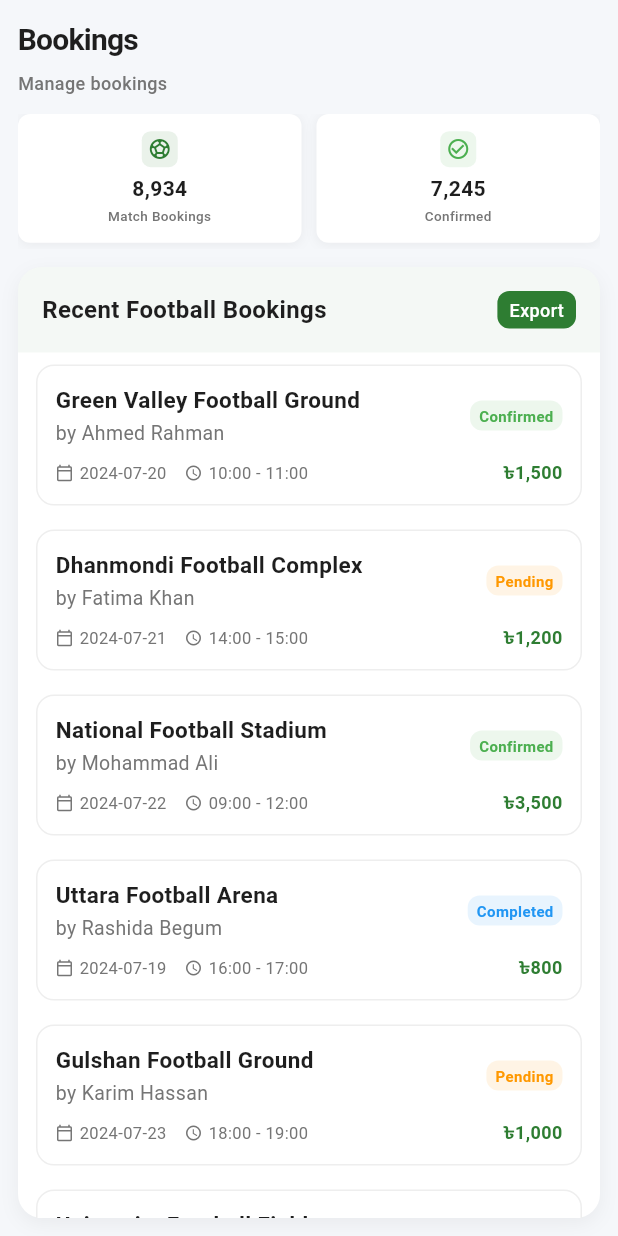
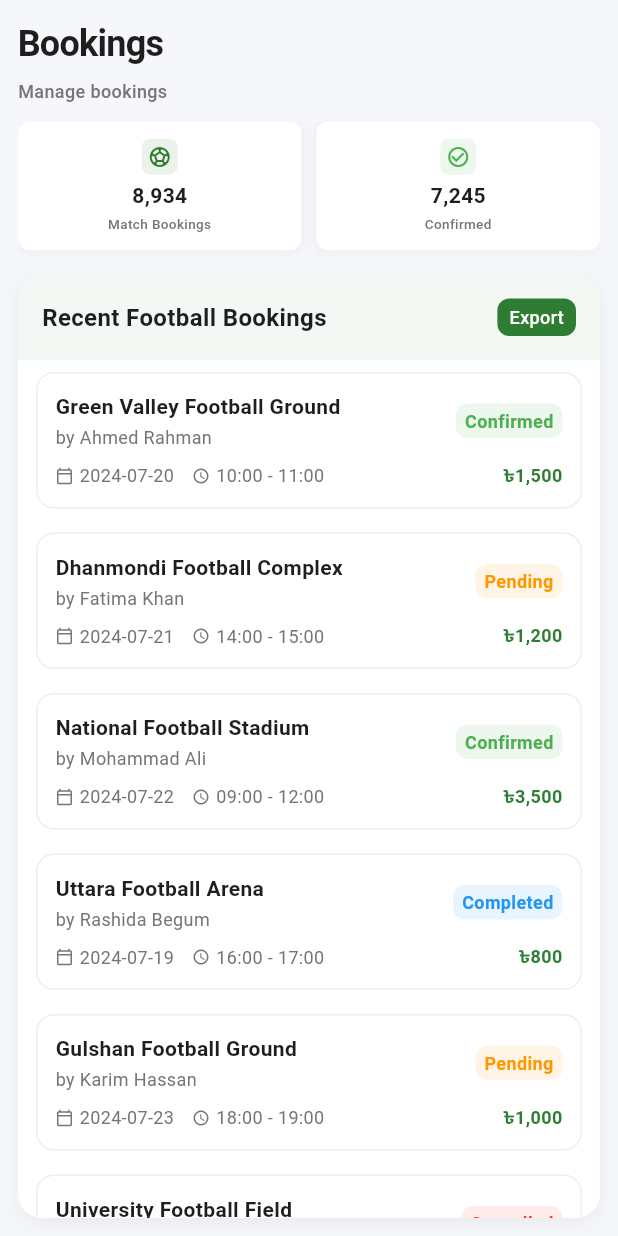
Before and after one commit to sabbir5959/VenueVista, a Flutter app: the AdminBookingsPage widget shown alone on an empty page, opened directly, on a phone screen of 412 x 824 dp. Run offline on Flutter 3.47's test engine with Material 3 defaults, Android fonts, the phone set to English and light mode, and no system bars.

Commit message:
update the fonts for ADMIN section

```diff
--- a/lib/admin/screens/admin_dashboard.dart
+++ b/lib/admin/screens/admin_dashboard.dart
@@ -203,7 +203,7 @@
                                           isSelected
                                               ? FontWeight.w600
                                               : FontWeight.w500,
-                                      fontSize: 15,
+                                      fontSize: 14,
                                     ),
                                   ),
                                 ],
@@ -260,7 +260,7 @@
                               style: TextStyle(
                                 color: Colors.red,
                                 fontWeight: FontWeight.w600,
-                                fontSize: 15,
+                                fontSize: 14,
                               ),
                             ),
                           ],
--- a/lib/admin/screens/bookings_page.dart
+++ b/lib/admin/screens/bookings_page.dart
@@ -19,7 +19,7 @@
             Text(
               isMobile ? 'Bookings' : 'Bookings Management',
               style: TextStyle(
-                fontSize: isMobile ? 20 : 32,
+                fontSize: isMobile ? 24 : 32,
                 fontWeight: FontWeight.w700,
                 color: AppColors.textPrimary,
                 letterSpacing: -0.5,
@@ -250,7 +250,7 @@
                             Text(
                               booking['venue'],
                               style: TextStyle(
-                                fontSize: 15,
+                                fontSize: 14,
                                 fontWeight: FontWeight.w600,
                                 color: AppColors.textPrimary,
                               ),
@@ -261,7 +261,7 @@
                             Text(
                               'by ${booking['user']}',
                               style: TextStyle(
-                                fontSize: 13,
+                                fontSize: 12,
                                 color: AppColors.textSecondary,
                               ),
                               overflow: TextOverflow.ellipsis,
@@ -285,7 +285,7 @@
                         child: Text(
                           booking['status'],
                           style: TextStyle(
-                            fontSize: 10,
+                            fontSize: 12,
                             fontWeight: FontWeight.w600,
                             color: _getBookingStatusColor(booking['status']),
                           ),
@@ -306,7 +306,7 @@
                       Text(
                         booking['date'],
                         style: TextStyle(
-                          fontSize: 11,
+                          fontSize: 12,
                           color: AppColors.textSecondary,
                         ),
                       ),
@@ -321,7 +321,7 @@
                         child: Text(
                           booking['time'],
                           style: TextStyle(
-                            fontSize: 11,
+                            fontSize: 12,
                             color: AppColors.textSecondary,
                           ),
                           overflow: TextOverflow.ellipsis,
--- a/lib/admin/screens/overview_page.dart
+++ b/lib/admin/screens/overview_page.dart
@@ -194,7 +194,7 @@
             Text(
               value,
               style: TextStyle(
-                fontSize: 24,
+                fontSize: 22,
                 fontWeight: FontWeight.w700,
                 color: AppColors.textPrimary,
               ),
--- a/lib/constants/app_colors.dart
+++ b/lib/constants/app_colors.dart
@@ -1,9 +1,5 @@
 import 'package:flutter/material.dart';
 
-/// VenueVista Application Color Palette
-///
-/// This file contains all the color constants used throughout the app
-/// for consistent theming and easy maintenance.
 class AppColors {
   // Private constructor to prevent instantiation
   AppColors._();
```
Also changed, not shown: lib/admin/screens/events_page.dart (+4 -4 lines), lib/admin/screens/owners_page.dart (+6 -6 lines), lib/admin/screens/users_page.dart (+5 -5 lines), lib/constants/font_mapping.txt (added, +20 -0 lines), lib/constants/text_styles.dart (added, +62 -0 lines), 3 other files.
